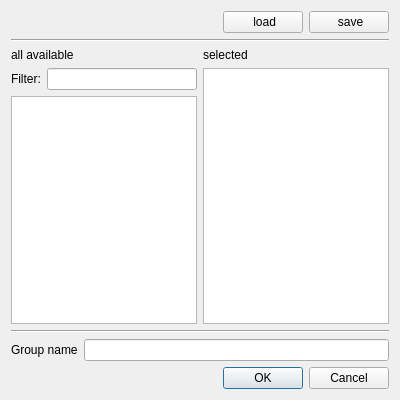
This is secondaryGUIs/addgroupdialog.ui in TUW-VieVS/VieSchedppGUI as Qt 5 draws it before an edit. The edited form follows.
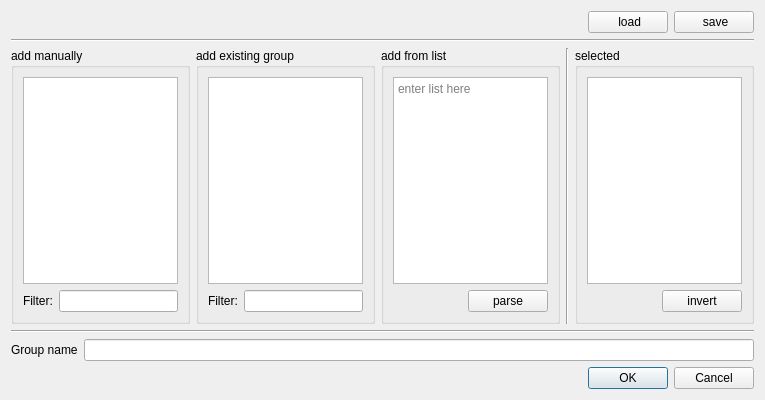
This is the edited form. Icons and pictures are not drawn.

Commit message: better group selection

```diff
--- a/secondaryGUIs/addgroupdialog.ui
+++ b/secondaryGUIs/addgroupdialog.ui
@@ -6,7 +6,7 @@
    <rect>
     <x>0</x>
     <y>0</y>
-    <width>400</width>
+    <width>765</width>
     <height>400</height>
    </rect>
   </property>
@@ -44,7 +44,7 @@
         <string> load</string>
        </property>
        <property name="icon">
-        <iconset resource="myresources.qrc">
+        <iconset resource="../myresources.qrc">
          <normaloff>:/icons/icons/folder-open-5.png</normaloff>:/icons/icons/folder-open-5.png</iconset>
        </property>
       </widget>
@@ -61,7 +61,7 @@
         <string> save</string>
        </property>
        <property name="icon">
-        <iconset resource="myresources.qrc">
+        <iconset resource="../myresources.qrc">
          <normaloff>:/icons/icons/document-export.png</normaloff>:/icons/icons/document-export.png</iconset>
        </property>
       </widget>
@@ -78,11 +78,24 @@
    <item>
     <layout class="QHBoxLayout" name="horizontalLayout_2">
      <item>
+      <widget class="QGroupBox" name="groupBox">
+       <property name="title">
+        <string>add manually</string>
+       </property>
       <layout class="QVBoxLayout" name="verticalLayout">
        <item>
-        <widget class="QLabel" name="label">
-         <property name="text">
-          <string>all available</string>
+         <widget class="QListView" name="listView_all">
+          <property name="toolTip">
+           <string>list of available items</string>
+          </property>
+          <property name="statusTip">
+           <string>list of available items</string>
+          </property>
+          <property name="editTriggers">
+           <set>QAbstractItemView::NoEditTriggers</set>
+          </property>
+          <property name="selectionMode">
+           <enum>QAbstractItemView::ExtendedSelection</enum>
          </property>
         </widget>
        </item>
@@ -107,30 +120,99 @@
          </item>
         </layout>
        </item>
+       </layout>
+      </widget>
+     </item>
        <item>
-        <widget class="QListView" name="listView_all">
+      <widget class="QGroupBox" name="groupBox_4">
+       <property name="title">
+        <string>add existing group</string>
+       </property>
+       <layout class="QVBoxLayout" name="verticalLayout_5">
+        <item>
+         <widget class="QListView" name="listView_groups"/>
+        </item>
+        <item>
+         <layout class="QHBoxLayout" name="horizontalLayout_7">
+          <item>
+           <widget class="QLabel" name="label_5">
+            <property name="text">
+             <string>Filter:</string>
+            </property>
+           </widget>
+          </item>
+          <item>
+           <widget class="QLineEdit" name="lineEdit_allStationsFilter_group">
          <property name="toolTip">
-          <string>list of available items</string>
+             <string>filter by name</string>
          </property>
          <property name="statusTip">
-          <string>list of available items</string>
-         </property>
-         <property name="editTriggers">
-          <set>QAbstractItemView::NoEditTriggers</set>
-         </property>
+             <string>filter by name</string>
+            </property>
         </widget>
        </item>
       </layout>
      </item>
+       </layout>
+      </widget>
+     </item>
      <item>
-      <layout class="QVBoxLayout" name="verticalLayout_2">
+      <widget class="QGroupBox" name="groupBox_2">
+       <property name="title">
+        <string>add from list</string>
+       </property>
+       <layout class="QVBoxLayout" name="verticalLayout_4">
        <item>
-        <widget class="QLabel" name="label_2">
+         <widget class="QPlainTextEdit" name="plainTextEdit_list">
+          <property name="placeholderText">
+           <string>enter list here</string>
+          </property>
+         </widget>
+        </item>
+        <item>
+         <layout class="QHBoxLayout" name="horizontalLayout_5">
+          <item>
+           <spacer name="horizontalSpacer_2">
+            <property name="orientation">
+             <enum>Qt::Horizontal</enum>
+            </property>
+            <property name="sizeHint" stdset="0">
+             <size>
+              <width>40</width>
+              <height>20</height>
+             </size>
+            </property>
+           </spacer>
+          </item>
+          <item>
+           <widget class="QPushButton" name="pushButton_parse">
          <property name="text">
+             <string>parse</string>
+            </property>
+            <property name="icon">
+             <iconset resource="../myresources.qrc">
+              <normaloff>:/icons/icons/dialog-ok-2.png</normaloff>:/icons/icons/dialog-ok-2.png</iconset>
+            </property>
+           </widget>
+          </item>
+         </layout>
+        </item>
+       </layout>
+      </widget>
+     </item>
+     <item>
+      <widget class="Line" name="line_3">
+       <property name="orientation">
+        <enum>Qt::Vertical</enum>
+       </property>
+      </widget>
+     </item>
+     <item>
+      <widget class="QGroupBox" name="groupBox_3">
+       <property name="title">
           <string>selected</string>
          </property>
-        </widget>
-       </item>
+       <layout class="QVBoxLayout" name="verticalLayout_2">
        <item>
         <widget class="QListWidget" name="listWidget_selected">
          <property name="toolTip">
@@ -142,9 +224,44 @@
          <property name="editTriggers">
           <set>QAbstractItemView::NoEditTriggers</set>
          </property>
-        </widget>
-       </item>
-      </layout>
+          <property name="selectionMode">
+           <enum>QAbstractItemView::SingleSelection</enum>
+          </property>
+         </widget>
+        </item>
+        <item>
+         <layout class="QHBoxLayout" name="horizontalLayout_6">
+          <property name="bottomMargin">
+           <number>0</number>
+          </property>
+          <item>
+           <spacer name="horizontalSpacer_3">
+            <property name="orientation">
+             <enum>Qt::Horizontal</enum>
+            </property>
+            <property name="sizeHint" stdset="0">
+             <size>
+              <width>40</width>
+              <height>20</height>
+             </size>
+            </property>
+           </spacer>
+          </item>
+          <item>
+           <widget class="QPushButton" name="pushButton_invert">
+            <property name="text">
+             <string>invert</string>
+            </property>
+            <property name="icon">
+             <iconset resource="../myresources.qrc">
+              <normaloff>:/icons/icons/edit-undo-7.png</normaloff>:/icons/icons/edit-undo-7.png</iconset>
+            </property>
+           </widget>
+          </item>
+         </layout>
+        </item>
+       </layout>
+      </widget>
      </item>
     </layout>
    </item>
```
Left out of the diff: 2 changed lines with no effect on the pictures. Lines whose indentation alone changed are shown as unchanged. The commit also changes 3 other files.
